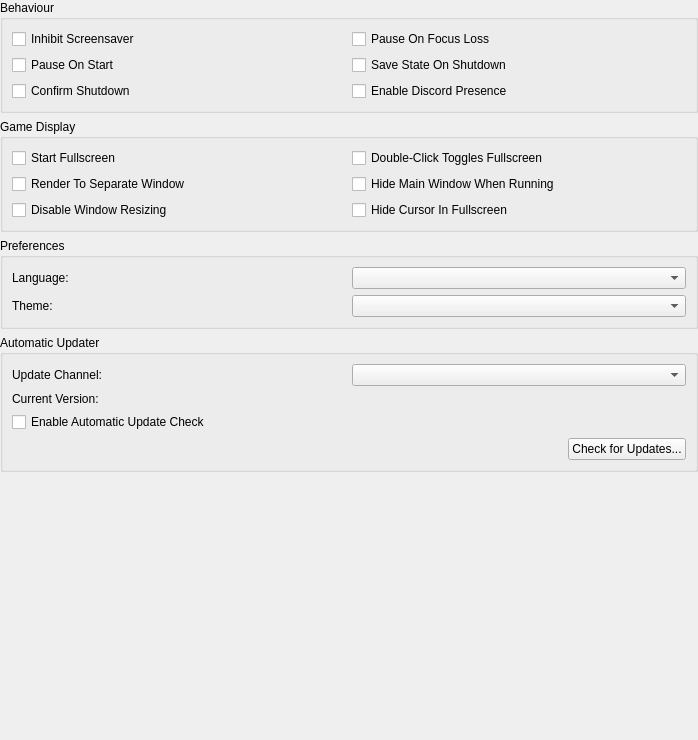
Above: pcsx2-qt/Settings/InterfaceSettingsWidget.ui from PCSX2/pcsx2 before the change. Below: the same form after it.
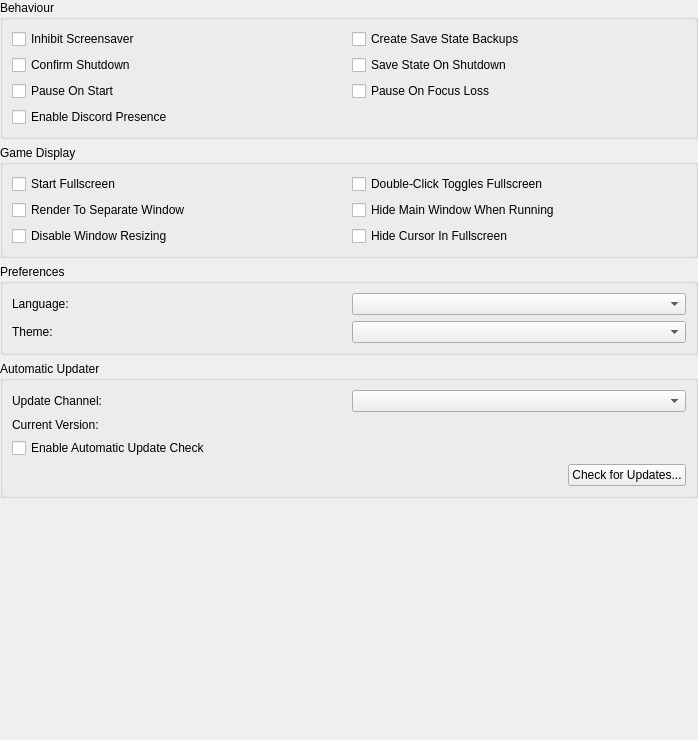
That is the form after the change.

Commit message: Qt: Implement save state backups option

Patch:
```diff
--- a/pcsx2-qt/Settings/InterfaceSettingsWidget.ui
+++ b/pcsx2-qt/Settings/InterfaceSettingsWidget.ui
@@ -32,6 +32,13 @@
       <string>Behaviour</string>
      </property>
      <layout class="QGridLayout" name="formLayout_4">
+      <item row="3" column="1">
+       <widget class="QCheckBox" name="pauseOnFocusLoss">
+        <property name="text">
+         <string>Pause On Focus Loss</string>
+        </property>
+       </widget>
+      </item>
       <item row="0" column="0">
        <widget class="QCheckBox" name="inhibitScreensaver">
         <property name="text">
@@ -39,35 +46,35 @@
         </property>
        </widget>
       </item>
-      <item row="2" column="0">
+      <item row="2" column="1">
+       <widget class="QCheckBox" name="saveStateOnShutdown">
+        <property name="text">
+         <string>Save State On Shutdown</string>
+        </property>
+       </widget>
+      </item>
+      <item row="3" column="0">
        <widget class="QCheckBox" name="pauseOnStart">
         <property name="text">
          <string>Pause On Start</string>
         </property>
        </widget>
       </item>
-      <item row="0" column="1">
-       <widget class="QCheckBox" name="pauseOnFocusLoss">
-        <property name="text">
-         <string>Pause On Focus Loss</string>
-        </property>
-       </widget>
-      </item>
-      <item row="3" column="0">
+      <item row="2" column="0">
        <widget class="QCheckBox" name="confirmShutdown">
         <property name="text">
          <string>Confirm Shutdown</string>
         </property>
        </widget>
       </item>
-      <item row="2" column="1">
-       <widget class="QCheckBox" name="saveStateOnShutdown">
+      <item row="0" column="1">
+       <widget class="QCheckBox" name="backupSaveStates">
         <property name="text">
-         <string>Save State On Shutdown</string>
+         <string>Create Save State Backups</string>
         </property>
        </widget>
       </item>
-      <item row="3" column="1">
+      <item row="4" column="0">
        <widget class="QCheckBox" name="discordPresence">
         <property name="text">
          <string>Enable Discord Presence</string>
```
The commit also changes 3 other files.
